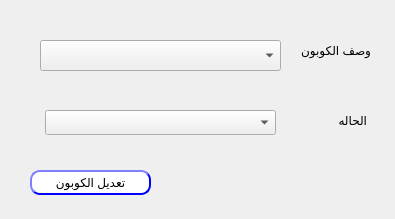
Qt form presentation/coupon_ui/stoppedCoupon.ui (shymaa123456/HyperPOS2020) before a commit.
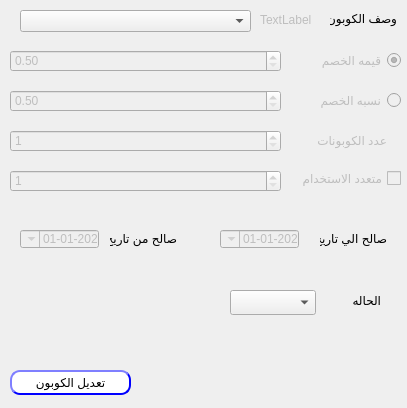
The same form after that commit.

```diff
--- a/presentation/coupon_ui/stoppedCoupon.ui
+++ b/presentation/coupon_ui/stoppedCoupon.ui
@@ -6,41 +6,18 @@
    <rect>
     <x>0</x>
     <y>0</y>
-    <width>395</width>
-    <height>219</height>
+    <width>407</width>
+    <height>408</height>
    </rect>
   </property>
   <property name="windowTitle">
    <string>Dialog</string>
   </property>
-  <widget class="QLabel" name="label_2">
-   <property name="geometry">
-    <rect>
-     <x>300</x>
-     <y>110</y>
-     <width>67</width>
-     <height>21</height>
-    </rect>
-   </property>
-   <property name="text">
-    <string>الحاله</string>
-   </property>
-  </widget>
-  <widget class="QComboBox" name="CMB_CouponStatus">
-   <property name="geometry">
-    <rect>
-     <x>45</x>
-     <y>110</y>
-     <width>231</width>
-     <height>25</height>
-    </rect>
-   </property>
-  </widget>
   <widget class="QPushButton" name="BTN_modifyCoupon">
    <property name="geometry">
     <rect>
-     <x>30</x>
-     <y>170</y>
+     <x>10</x>
+     <y>370</y>
      <width>121</width>
      <height>25</height>
     </rect>
@@ -73,29 +50,334 @@
     <string>تعديل الكوبون</string>
    </property>
   </widget>
-  <widget class="QComboBox" name="CMB_CouponDes">
+  <widget class="QDateTimeEdit" name="Qdate_from">
+   <property name="enabled">
+    <bool>false</bool>
+   </property>
    <property name="geometry">
     <rect>
-     <x>40</x>
-     <y>40</y>
-     <width>241</width>
-     <height>31</height>
+     <x>20</x>
+     <y>230</y>
+     <width>79</width>
+     <height>18</height>
     </rect>
    </property>
+   <property name="layoutDirection">
+    <enum>Qt::RightToLeft</enum>
+   </property>
+   <property name="minimumDateTime">
+    <datetime>
+     <hour>0</hour>
+     <minute>0</minute>
+     <second>0</second>
+     <year>2020</year>
+     <month>1</month>
+     <day>1</day>
+    </datetime>
+   </property>
+   <property name="displayFormat">
+    <string>yyyy-MM-dd</string>
+   </property>
+   <property name="calendarPopup">
+    <bool>true</bool>
+   </property>
   </widget>
   <widget class="QLabel" name="label_3">
    <property name="geometry">
     <rect>
-     <x>290</x>
-     <y>40</y>
-     <width>81</width>
-     <height>21</height>
+     <x>330</x>
+     <y>10</y>
+     <width>67</width>
+     <height>17</height>
     </rect>
    </property>
+   <property name="layoutDirection">
+    <enum>Qt::RightToLeft</enum>
+   </property>
    <property name="text">
     <string>وصف الكوبون</string>
    </property>
   </widget>
+  <widget class="QRadioButton" name="radioButton_Value">
+   <property name="enabled">
+    <bool>false</bool>
+   </property>
+   <property name="geometry">
+    <rect>
+     <x>320</x>
+     <y>50</y>
+     <width>81</width>
+     <height>20</height>
+    </rect>
+   </property>
+   <property name="layoutDirection">
+    <enum>Qt::RightToLeft</enum>
+   </property>
+   <property name="autoFillBackground">
+    <bool>false</bool>
+   </property>
+   <property name="text">
+    <string>قيمه الخصم</string>
+   </property>
+   <property name="checked">
+    <bool>true</bool>
+   </property>
+  </widget>
+  <widget class="QCheckBox" name="checkBox_Multi">
+   <property name="enabled">
+    <bool>false</bool>
+   </property>
+   <property name="geometry">
+    <rect>
+     <x>300</x>
+     <y>170</y>
+     <width>101</width>
+     <height>17</height>
+    </rect>
+   </property>
+   <property name="layoutDirection">
+    <enum>Qt::RightToLeft</enum>
+   </property>
+   <property name="text">
+    <string>متعدد الاستخدام</string>
+   </property>
+  </widget>
+  <widget class="QLabel" name="desc_2">
+   <property name="enabled">
+    <bool>false</bool>
+   </property>
+   <property name="geometry">
+    <rect>
+     <x>306</x>
+     <y>130</y>
+     <width>81</width>
+     <height>20</height>
+    </rect>
+   </property>
+   <property name="layoutDirection">
+    <enum>Qt::RightToLeft</enum>
+   </property>
+   <property name="text">
+    <string>عدد الكوبونات</string>
+   </property>
+  </widget>
+  <widget class="QDateTimeEdit" name="Qdate_to">
+   <property name="enabled">
+    <bool>false</bool>
+   </property>
+   <property name="geometry">
+    <rect>
+     <x>220</x>
+     <y>230</y>
+     <width>79</width>
+     <height>18</height>
+    </rect>
+   </property>
+   <property name="layoutDirection">
+    <enum>Qt::RightToLeft</enum>
+   </property>
+   <property name="minimumDateTime">
+    <datetime>
+     <hour>0</hour>
+     <minute>0</minute>
+     <second>0</second>
+     <year>2020</year>
+     <month>1</month>
+     <day>1</day>
+    </datetime>
+   </property>
+   <property name="displayFormat">
+    <string>yyyy-MM-dd</string>
+   </property>
+   <property name="calendarPopup">
+    <bool>true</bool>
+   </property>
+  </widget>
+  <widget class="QDoubleSpinBox" name="LE_desc_2">
+   <property name="enabled">
+    <bool>false</bool>
+   </property>
+   <property name="geometry">
+    <rect>
+     <x>10</x>
+     <y>50</y>
+     <width>271</width>
+     <height>22</height>
+    </rect>
+   </property>
+   <property name="styleSheet">
+    <string notr="true"/>
+   </property>
+   <property name="minimum">
+    <double>0.500000000000000</double>
+   </property>
+  </widget>
+  <widget class="QSpinBox" name="LE_desc_5">
+   <property name="enabled">
+    <bool>false</bool>
+   </property>
+   <property name="geometry">
+    <rect>
+     <x>10</x>
+     <y>170</y>
+     <width>271</width>
+     <height>22</height>
+    </rect>
+   </property>
+   <property name="minimum">
+    <number>1</number>
+   </property>
+  </widget>
+  <widget class="QDoubleSpinBox" name="LE_desc_3">
+   <property name="enabled">
+    <bool>false</bool>
+   </property>
+   <property name="geometry">
+    <rect>
+     <x>10</x>
+     <y>90</y>
+     <width>271</width>
+     <height>22</height>
+    </rect>
+   </property>
+   <property name="styleSheet">
+    <string notr="true"/>
+   </property>
+   <property name="minimum">
+    <double>0.500000000000000</double>
+   </property>
+  </widget>
+  <widget class="QSpinBox" name="LE_desc_4">
+   <property name="enabled">
+    <bool>false</bool>
+   </property>
+   <property name="geometry">
+    <rect>
+     <x>10</x>
+     <y>130</y>
+     <width>271</width>
+     <height>22</height>
+    </rect>
+   </property>
+   <property name="minimum">
+    <number>1</number>
+   </property>
+  </widget>
+  <widget class="QLabel" name="desc_3">
+   <property name="enabled">
+    <bool>true</bool>
+   </property>
+   <property name="geometry">
+    <rect>
+     <x>110</x>
+     <y>230</y>
+     <width>67</width>
+     <height>17</height>
+    </rect>
+   </property>
+   <property name="text">
+    <string>صالح من تاريخ</string>
+   </property>
+  </widget>
+  <widget class="QComboBox" name="CMB_CouponStatus">
+   <property name="enabled">
+    <bool>true</bool>
+   </property>
+   <property name="geometry">
+    <rect>
+     <x>230</x>
+     <y>290</y>
+     <width>86</width>
+     <height>25</height>
+    </rect>
+   </property>
+  </widget>
+  <widget class="QLabel" name="labe_id">
+   <property name="enabled">
+    <bool>false</bool>
+   </property>
+   <property name="geometry">
+    <rect>
+     <x>260</x>
+     <y>10</y>
+     <width>61</width>
+     <height>20</height>
+    </rect>
+   </property>
+   <property name="text">
+    <string>TextLabel</string>
+   </property>
+  </widget>
+  <widget class="QComboBox" name="CMB_CouponDes">
+   <property name="geometry">
+    <rect>
+     <x>20</x>
+     <y>10</y>
+     <width>231</width>
+     <height>22</height>
+    </rect>
+   </property>
+   <property name="editable">
+    <bool>false</bool>
+   </property>
+  </widget>
+  <widget class="QRadioButton" name="radioButton_Percentage">
+   <property name="enabled">
+    <bool>false</bool>
+   </property>
+   <property name="geometry">
+    <rect>
+     <x>320</x>
+     <y>90</y>
+     <width>81</width>
+     <height>20</height>
+    </rect>
+   </property>
+   <property name="layoutDirection">
+    <enum>Qt::RightToLeft</enum>
+   </property>
+   <property name="text">
+    <string>نسبه الخصم</string>
+   </property>
+  </widget>
+  <widget class="QLabel" name="desc_4">
+   <property name="enabled">
+    <bool>true</bool>
+   </property>
+   <property name="geometry">
+    <rect>
+     <x>320</x>
+     <y>230</y>
+     <width>67</width>
+     <height>17</height>
+    </rect>
+   </property>
+   <property name="layoutDirection">
+    <enum>Qt::RightToLeft</enum>
+   </property>
+   <property name="text">
+    <string>صالح الي تاريخ</string>
+   </property>
+  </widget>
+  <widget class="QLabel" name="label_2">
+   <property name="enabled">
+    <bool>true</bool>
+   </property>
+   <property name="geometry">
+    <rect>
+     <x>340</x>
+     <y>290</y>
+     <width>41</width>
+     <height>20</height>
+    </rect>
+   </property>
+   <property name="layoutDirection">
+    <enum>Qt::RightToLeft</enum>
+   </property>
+   <property name="text">
+    <string>الحاله</string>
+   </property>
+  </widget>
  </widget>
  <resources/>
  <connections/>
```
Left out of the diff: 2 changed lines with no effect on the pictures.
